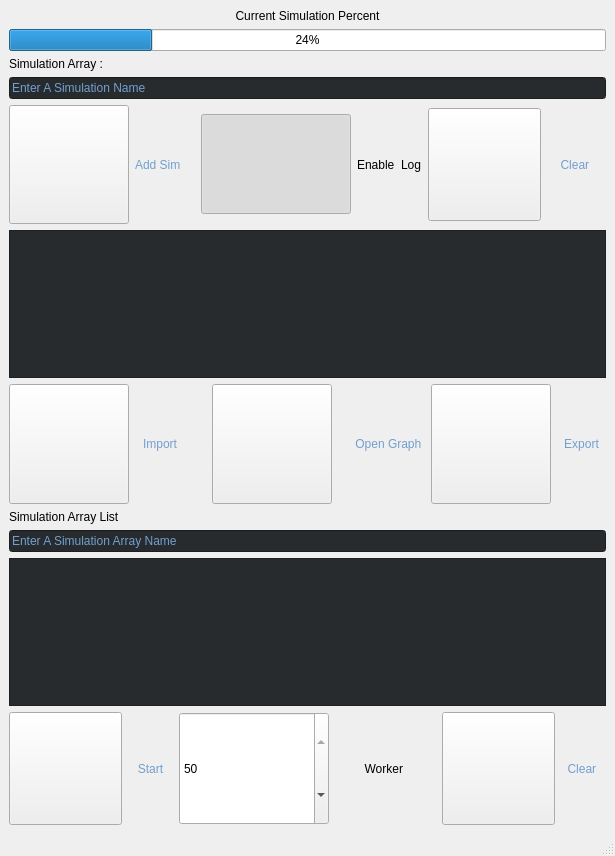
Before: the Qt Designer form mainwindow.ui in electronicengine/MacSimulation, drawn with Qt 5.
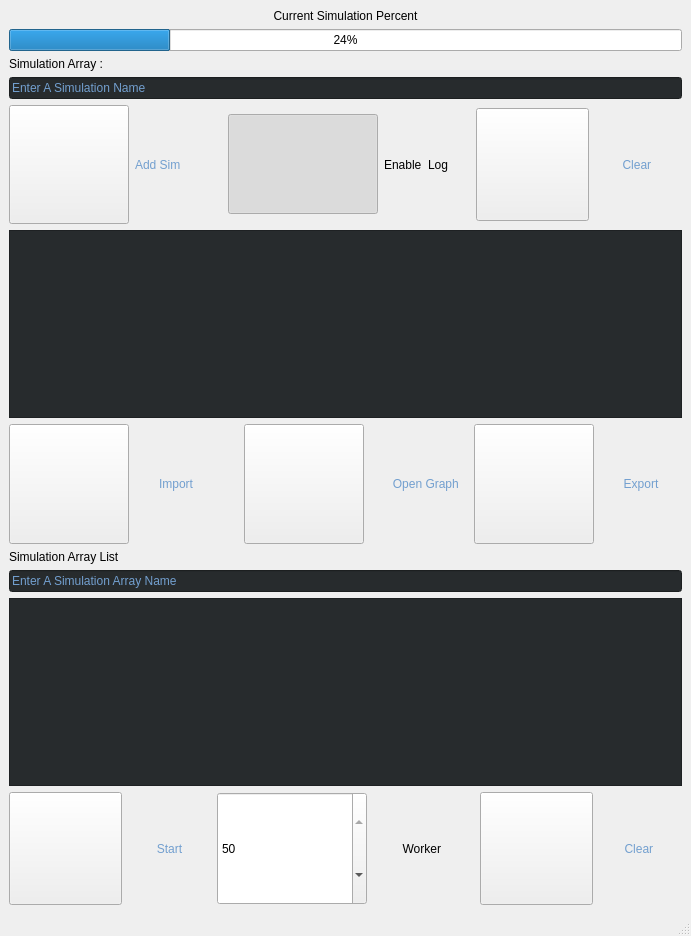
After: the same form once the commit is applied. Icons and pictures are not drawn.

What changed in the file:
```diff
--- a/mainwindow.ui
+++ b/mainwindow.ui
@@ -6,8 +6,8 @@
    <rect>
     <x>0</x>
     <y>0</y>
-    <width>615</width>
-    <height>856</height>
+    <width>691</width>
+    <height>936</height>
    </rect>
   </property>
   <property name="windowTitle">
```
